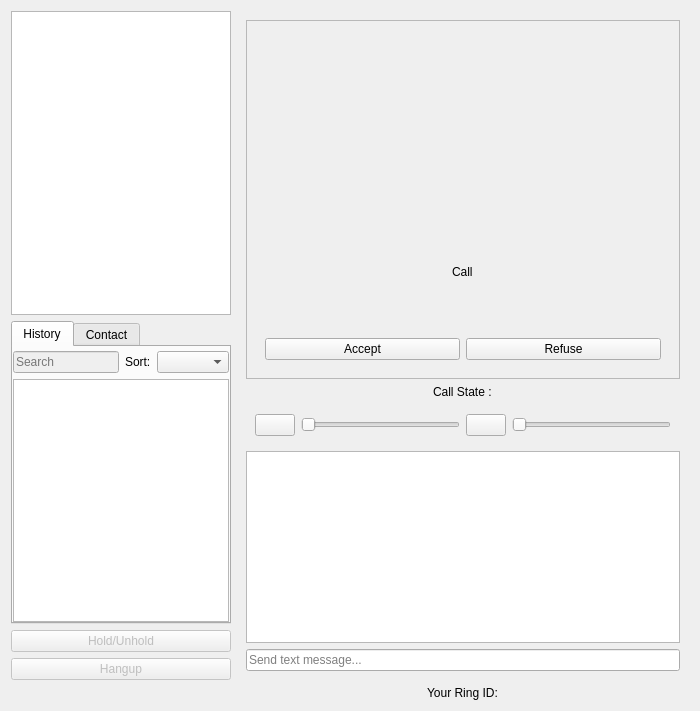
Qt form callwidget.ui (savoirfairelinux/jami-client-windows) before a commit.
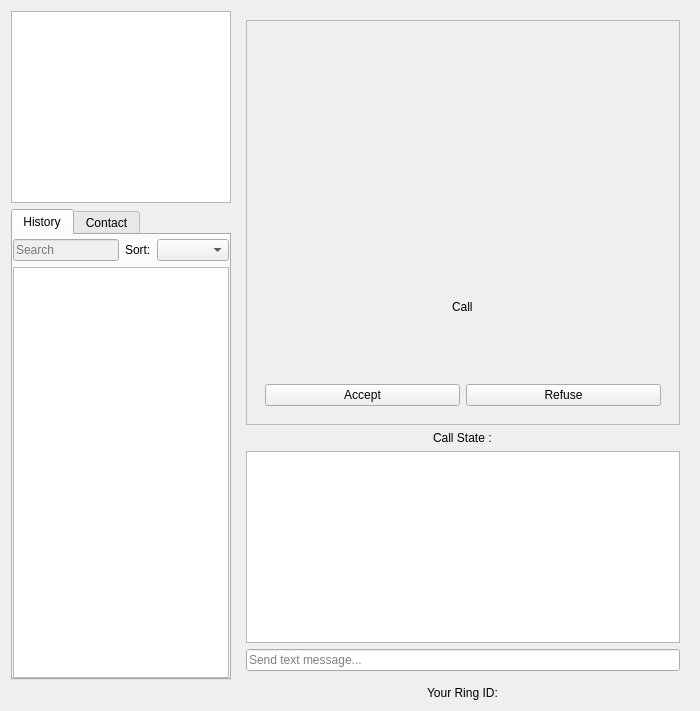
The same form after that commit. Icons and pictures are not drawn. Custom widgets are drawn as their Qt base class.

Patch:
```diff
--- a/callwidget.ui
+++ b/callwidget.ui
@@ -48,7 +48,7 @@
       <enum>QLayout::SetDefaultConstraint</enum>
      </property>
      <item>
-      <layout class="QVBoxLayout" name="verticalLayout_5" stretch="0,0">
+      <layout class="QVBoxLayout" name="verticalLayout_5" stretch="0,1">
        <property name="topMargin">
         <number>0</number>
        </property>
@@ -208,40 +208,6 @@
        </item>
       </layout>
      </item>
-     <item>
-      <widget class="QPushButton" name="holdButton">
-       <property name="enabled">
-        <bool>false</bool>
-       </property>
-       <property name="text">
-        <string>Hold/Unhold</string>
-       </property>
-       <property name="icon">
-        <iconset resource="ressources.qrc">
-         <normaloff>:/images/phone-paused.png</normaloff>:/images/phone-paused.png</iconset>
-       </property>
-      </widget>
-     </item>
-     <item>
-      <widget class="QPushButton" name="hangupButton">
-       <property name="enabled">
-        <bool>false</bool>
-       </property>
-       <property name="sizePolicy">
-        <sizepolicy hsizetype="Minimum" vsizetype="Fixed">
-         <horstretch>0</horstretch>
-         <verstretch>0</verstretch>
-        </sizepolicy>
-       </property>
-       <property name="text">
-        <string>Hangup</string>
-       </property>
-       <property name="icon">
-        <iconset resource="ressources.qrc">
-         <normaloff>:/images/phone-hangup.png</normaloff>:/images/phone-hangup.png</iconset>
-       </property>
-      </widget>
-     </item>
     </layout>
    </item>
    <item row="0" column="1">
@@ -333,70 +299,6 @@
         </property>
        </widget>
       </item>
-      <item>
-       <widget class="QWidget" name="horizontalWidget" native="true">
-        <property name="sizePolicy">
-         <sizepolicy hsizetype="Preferred" vsizetype="Fixed">
-          <horstretch>0</horstretch>
-          <verstretch>0</verstretch>
-         </sizepolicy>
-        </property>
-        <layout class="QHBoxLayout" name="horizontalLayout_2">
-         <item>
-          <widget class="QPushButton" name="muteSpeakerButton">
-           <property name="text">
-            <string/>
-           </property>
-           <property name="icon">
-            <iconset resource="ressources.qrc">
-             <normaloff>:/images/speaker-off.png</normaloff>:/images/speaker-off.png</iconset>
-           </property>
-           <property name="iconSize">
-            <size>
-             <width>25</width>
-             <height>25</height>
-            </size>
-           </property>
-          </widget>
-         </item>
-         <item>
-          <widget class="QSlider" name="speakerSlider">
-           <property name="orientation">
-            <enum>Qt::Horizontal</enum>
-           </property>
-          </widget>
-         </item>
-         <item>
-          <widget class="QPushButton" name="muteMicButton">
-           <property name="text">
-            <string/>
-           </property>
-           <property name="icon">
-            <iconset resource="ressources.qrc">
-             <normaloff>:/images/microphone-off.png</normaloff>:/images/microphone-off.png</iconset>
-           </property>
-           <property name="iconSize">
-            <size>
-             <width>25</width>
-             <height>25</height>
-            </size>
-           </property>
-          </widget>
-         </item>
-         <item>
-          <widget class="QSlider" name="micSlider">
-           <property name="orientation">
-            <enum>Qt::Horizontal</enum>
-           </property>
-          </widget>
-         </item>
-        </layout>
-        <zorder>micSlider</zorder>
-        <zorder>muteMicButton</zorder>
-        <zorder>speakerSlider</zorder>
-        <zorder>muteSpeakerButton</zorder>
-       </widget>
-      </item>
       <item>
        <widget class="QListView" name="messageOutput">
         <property name="sizePolicy">
```
Left out of the diff: 6 changed lines with no effect on the pictures.
